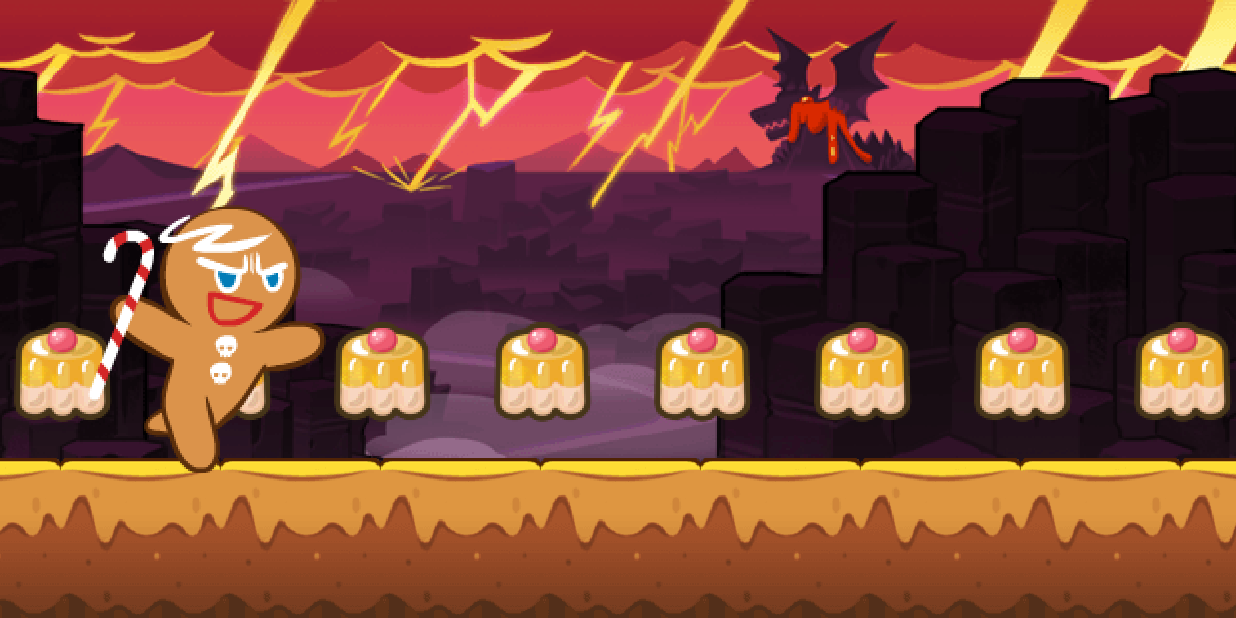
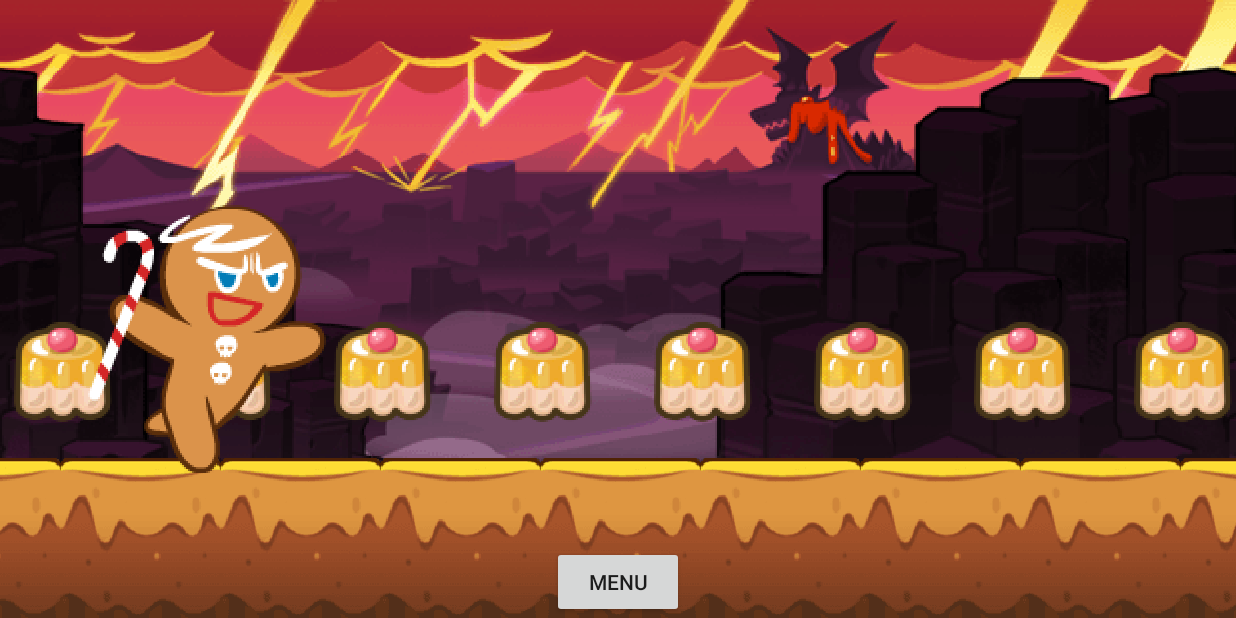
Before and after one commit to wakabass-man/AndroidTermProject, an Android app: the screen it shows after launch (MainActivity), on a phone screen of 824 x 412 dp (held sideways). Run offline under Robolectric (Android 15) with nearby library versions, the phone set to English and light mode, and no system bars.

Commit message:
타이틀 액티비티 추가

```diff
--- a/Projects/TermProject/app/src/main/res/layout/activity_main.xml
+++ b/Projects/TermProject/app/src/main/res/layout/activity_main.xml
@@ -1,14 +1,27 @@
 <?xml version="1.0" encoding="utf-8"?>
-<LinearLayout xmlns:android="http://schemas.android.com/apk/res/android"
+<androidx.constraintlayout.widget.ConstraintLayout xmlns:android="http://schemas.android.com/apk/res/android"
     xmlns:app="http://schemas.android.com/apk/res-auto"
     xmlns:tools="http://schemas.android.com/tools"
-    android:layout_width="match_parent"
-    android:layout_height="match_parent"
+    android:layout_width="wrap_content"
+    android:layout_height="wrap_content"
     tools:context=".MainActivity">
 <!--    -->
 
     <kr.ac.kpu.s2015184027.termproject.framework.view.GameView
         android:layout_width="match_parent"
         android:layout_height="match_parent"
+        app:layout_constraintStart_toStartOf="parent"
+        app:layout_constraintEnd_toEndOf="parent"
+        app:layout_constraintBottom_toBottomOf="parent"
+        app:layout_constraintTop_toTopOf="parent"
         />
-</LinearLayout>
+    <Button
+        android:layout_width="wrap_content"
+        android:layout_height="wrap_content"
+        android:text="menu"
+        android:id="@+id/menuButton"
+        app:layout_constraintStart_toStartOf="parent"
+        app:layout_constraintEnd_toEndOf="parent"
+        app:layout_constraintBottom_toBottomOf="parent"
+        />
+</androidx.constraintlayout.widget.ConstraintLayout>
```
Also changed, not shown: Projects/TermProject/app/src/main/AndroidManifest.xml (+12 -2 lines), Projects/TermProject/app/src/main/java/kr/ac/kpu/s2015184027/termproject/MainActivity.java (+32 -0 lines), Projects/TermProject/app/src/main/java/kr/ac/kpu/s2015184027/termproject/Title.java (added, +30 -0 lines), Projects/TermProject/app/src/main/res/layout/activity_title.xml (added, +20 -0 lines).
